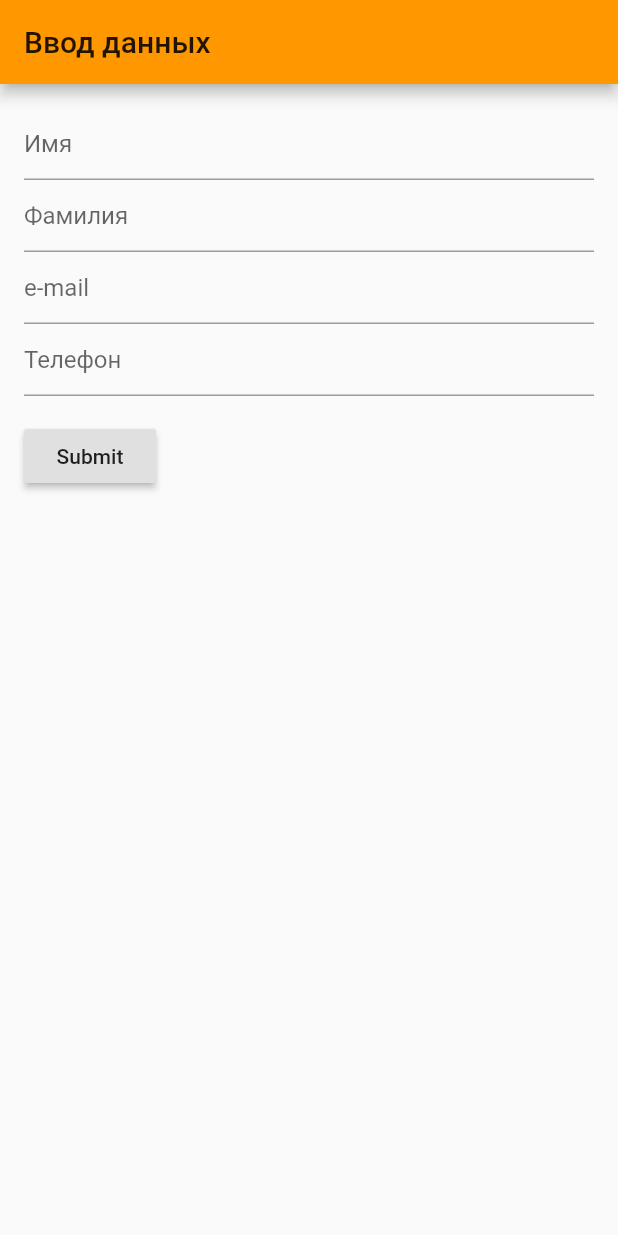
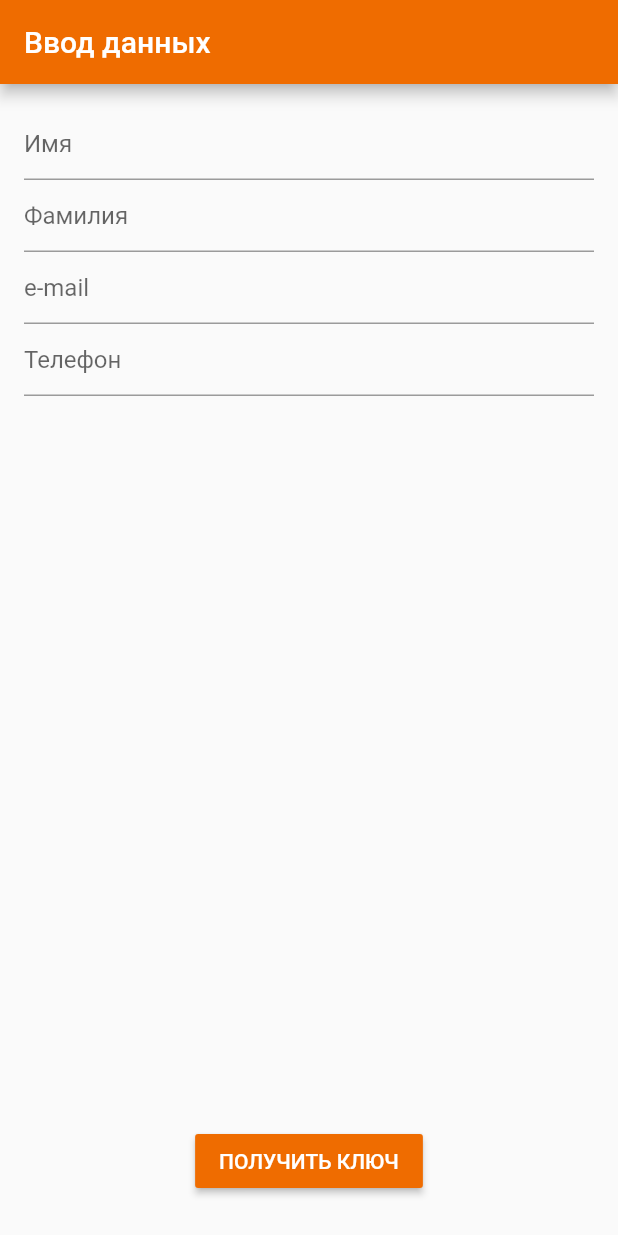
Before and after one commit to Pavel-Galant/dns-test, a Flutter app: the screen it shows after launch, on a phone screen of 412 x 824 dp. Run offline on Flutter 3.47's test engine with Material 2 defaults, Android fonts, the phone set to English and light mode, and no system bars.

Commit message:
styling app

```diff
--- a/lib/screens/login_screen.dart
+++ b/lib/screens/login_screen.dart
@@ -22,14 +22,7 @@ class LoginForm extends StatefulWidget {
   }
 }
 
-// Create a corresponding State class.
-// This class holds data related to the form.
 class LoginFormState extends State<LoginForm> {
-  // Create a global key that uniquely identifies the Form widget
-  // and allows validation of the form.
-  //
-  // Note: This is a GlobalKey<FormState>,
-  // not a GlobalKey<MyCustomFormState>.
   final _formKey = GlobalKey<FormState>();
   Map <String, String>_data = {
     'firstName': '',
@@ -43,13 +36,11 @@ class LoginFormState extends State<LoginForm> {
 
   @override
   Widget build(BuildContext context) {
-    // Build a Form widget using the _formKey created above.
     return Form(
       key: _formKey,
       child: Padding(
         padding: EdgeInsets.all(16.0),
         child: Column(
-          crossAxisAlignment: CrossAxisAlignment.start,
           children: <Widget>[
             TextFormField(
               decoration: InputDecoration(
@@ -109,8 +100,9 @@ class LoginFormState extends State<LoginForm> {
                   this._data['phone'] = value;
                 }
             ),
+            Expanded(child: Container()),
             Padding(
-              padding: const EdgeInsets.symmetric(vertical: 16.0),
+              padding: const EdgeInsets.only(bottom: 10.0),
               child: RaisedButton(
                 onPressed: () async {
                   if (_formKey.currentState.validate()) {
@@ -130,7 +122,7 @@ class LoginFormState extends State<LoginForm> {
                     }
                   }
                 },
-                child: Text('Submit'),
+                child: Text('ПОЛУЧИТЬ КЛЮЧ'),
               ),
             ),
           ],
```
Also changed, not shown: lib/main.dart (+20 -1 lines), lib/screens/data_screen.dart (+3 -4 lines).
